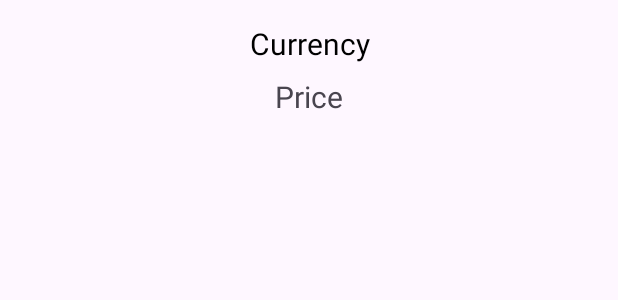
After one commit to Yusuf-Solmaz/CryptoCurrencyApp, an Android app: the layout crypto_row.xml on its own in the app's theme, with its tools: preview values and no code run, on a phone screen of 412 x 824 dp. The commit adds this screen. Shown: the top 300 px of the screen. Run offline under Robolectric (Android 15) with nearby library versions, the phone set to English and light mode, and no system bars.

Commit message:
RecyclerView Adapter and Holder

```diff
--- a/app/build.gradle
+++ b/app/build.gradle
@@ -26,7 +26,11 @@ android {
         sourceCompatibility JavaVersion.VERSION_1_8
         targetCompatibility JavaVersion.VERSION_1_8
     }
+    buildFeatures {
+        viewBinding true
+    }
 }
+
 
 dependencies {
 
--- a/app/src/main/AndroidManifest.xml
+++ b/app/src/main/AndroidManifest.xml
@@ -1,6 +1,7 @@
 <?xml version="1.0" encoding="utf-8"?>
 <manifest xmlns:android="http://schemas.android.com/apk/res/android"
     xmlns:tools="http://schemas.android.com/tools">
+    <uses-permission android:name="android.permission.INTERNET"></uses-permission>
 
     <application
         android:allowBackup="true"
--- /dev/null
+++ b/app/src/main/res/layout/crypto_row.xml
@@ -0,0 +1,36 @@
+<?xml version="1.0" encoding="utf-8"?>
+<LinearLayout xmlns:android="http://schemas.android.com/apk/res/android"
+    xmlns:app="http://schemas.android.com/apk/res-auto"
+    xmlns:tools="http://schemas.android.com/tools"
+    android:layout_width="match_parent"
+    android:layout_height="wrap_content"
+    android:orientation="vertical"
+    >
+
+    <TextView
+        android:textColor="@color/black"
+        android:gravity="center"
+        android:layout_marginTop="15dp"
+        android:id="@+id/currencyView"
+        android:layout_width="match_parent"
+        android:layout_height="wrap_content"
+        android:text="Currency"
+        android:textSize="20sp"
+        app:layout_constraintBottom_toTopOf="@+id/priceView"
+        app:layout_constraintEnd_toEndOf="parent"
+        app:layout_constraintStart_toStartOf="parent"
+        app:layout_constraintTop_toTopOf="parent" />
+
+    <TextView
+        android:gravity="center"
+        android:layout_marginTop="8dp"
+        android:id="@+id/priceView"
+        android:layout_width="match_parent"
+        android:layout_height="wrap_content"
+        android:text="Price"
+        android:textSize="20sp"
+        app:layout_constraintBottom_toBottomOf="parent"
+        app:layout_constraintEnd_toEndOf="parent"
+        app:layout_constraintStart_toStartOf="parent"
+        app:layout_constraintTop_toBottomOf="@+id/currencyView" />
+</LinearLayout>
```
Also changed, not shown: app/src/main/java/com/yusuf/cryptocurrencyapp/MainActivity.java (+61 -2 lines), app/src/main/java/com/yusuf/cryptocurrencyapp/adapter/RecyclerViewAdapter.java (added, +57 -0 lines), app/src/main/java/com/yusuf/cryptocurrencyapp/dao/Crypto.java (+18 -2 lines), app/src/main/res/layout/activity_main.xml (+8 -5 lines).
